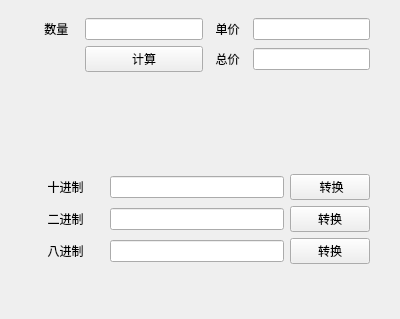
yxsyxs/QT5, file samp2_5/masp2_5/widget.ui: the form before one commit.
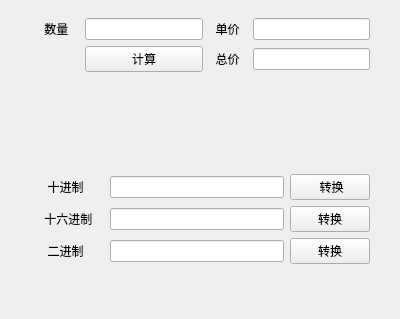
The form after the commit.

```diff
--- a/samp2_5/masp2_5/widget.ui
+++ b/samp2_5/masp2_5/widget.ui
@@ -81,7 +81,7 @@
       <item row="2" column="0">
        <widget class="QLabel" name="label_6">
         <property name="text">
-         <string>     八进制      </string>
+         <string>     二进制      </string>
         </property>
        </widget>
       </item>
@@ -104,7 +104,7 @@
       <item row="1" column="0">
        <widget class="QLabel" name="label_5">
         <property name="text">
-         <string>     二进制</string>
+         <string>    十六进制</string>
         </property>
        </widget>
       </item>
```
